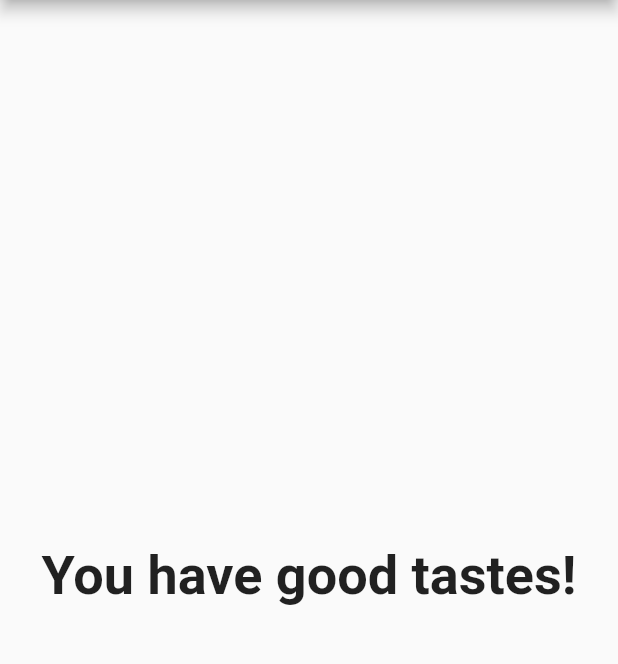
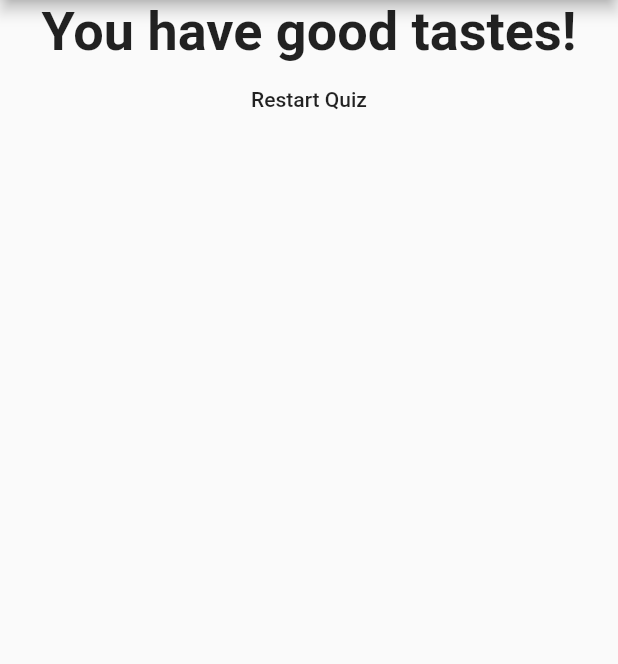
Before and after one commit to archrave/Personality-test-app, a Flutter app: the screen it shows after launch, after a tap on "Green", after a tap on "Kanye West", after a tap on "Minecraft", on a phone screen of 412 x 824 dp, the part 84-748 px from its top. Run offline on Flutter 3.47's test engine with Material 2 defaults, Android fonts, the phone set to English and light mode, and no system bars.

Commit message:
Added a button to Restart the Quiz

```diff
--- a/lib/main.dart
+++ b/lib/main.dart
@@ -24,6 +24,13 @@ class _FirstAppState extends State<FirstApp> {
       _totalScore += score;
       print("Score: $_totalScore");
       print(_questionIndex);
+    });
+  }
+
+  void _resetQuiz() {
+    setState(() {
+      _questionIndex = 0;
+      _totalScore = 0;
     });
   }
 
@@ -70,7 +77,7 @@ class _FirstAppState extends State<FirstApp> {
                 questionI: _questionIndex,
                 answerQues: _AnswerQuestion,
               )
-            : Result(_totalScore),
+            : Result(_totalScore, _resetQuiz),
       ),
     );
   }
--- a/lib/result.dart
+++ b/lib/result.dart
@@ -2,7 +2,8 @@ import 'package:flutter/material.dart';
 
 class Result extends StatelessWidget {
   final int resultScore;
-  Result(this.resultScore);
+  final VoidCallback resetHandler;
+  Result(this.resultScore, this.resetHandler);
   String get resultPhrase {
     String resultText;
     if (resultScore > 22) {
@@ -21,10 +22,19 @@ class Result extends StatelessWidget {
   @override
   Widget build(BuildContext context) {
     return Center(
-        child: Text(
-      resultPhrase,
-      style: TextStyle(fontSize: 36, fontWeight: FontWeight.bold),
-      textAlign: TextAlign.center,
-    ));
+      child: Column(
+        children: [
+          Text(
+            resultPhrase,
+            style: TextStyle(fontSize: 36, fontWeight: FontWeight.bold),
+            textAlign: TextAlign.center,
+          ),
+          FlatButton(
+            child: Text('Restart Quiz'),
+            onPressed: resetHandler,
+          ),
+        ],
+      ),
+    );
   }
 }
```
